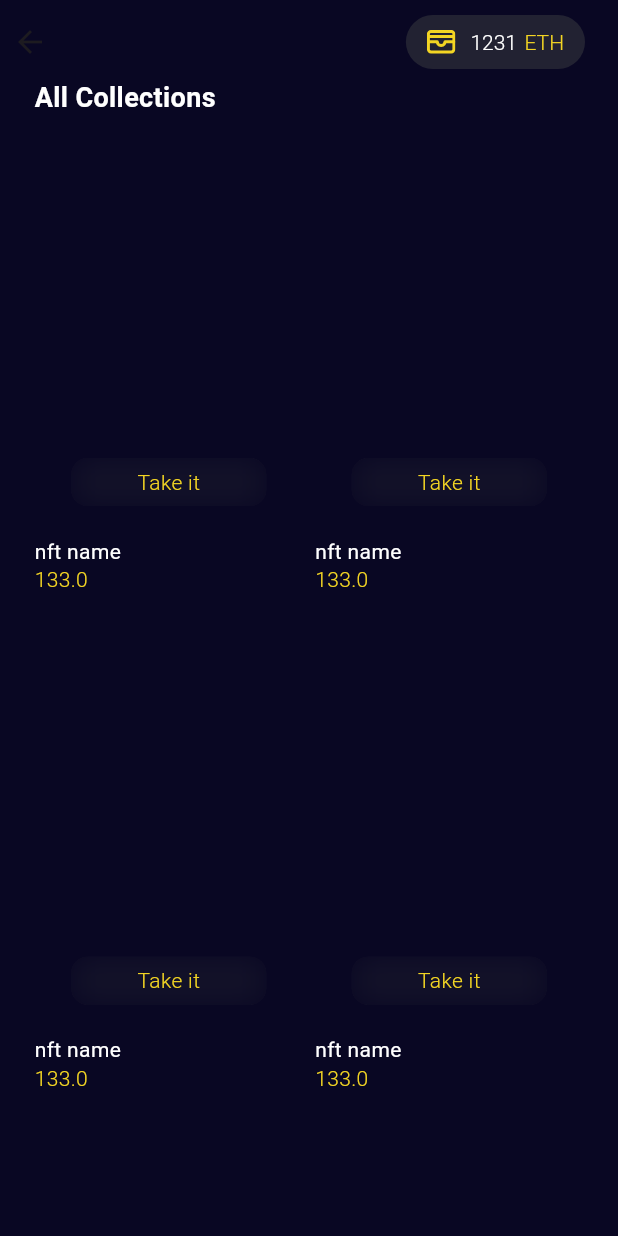
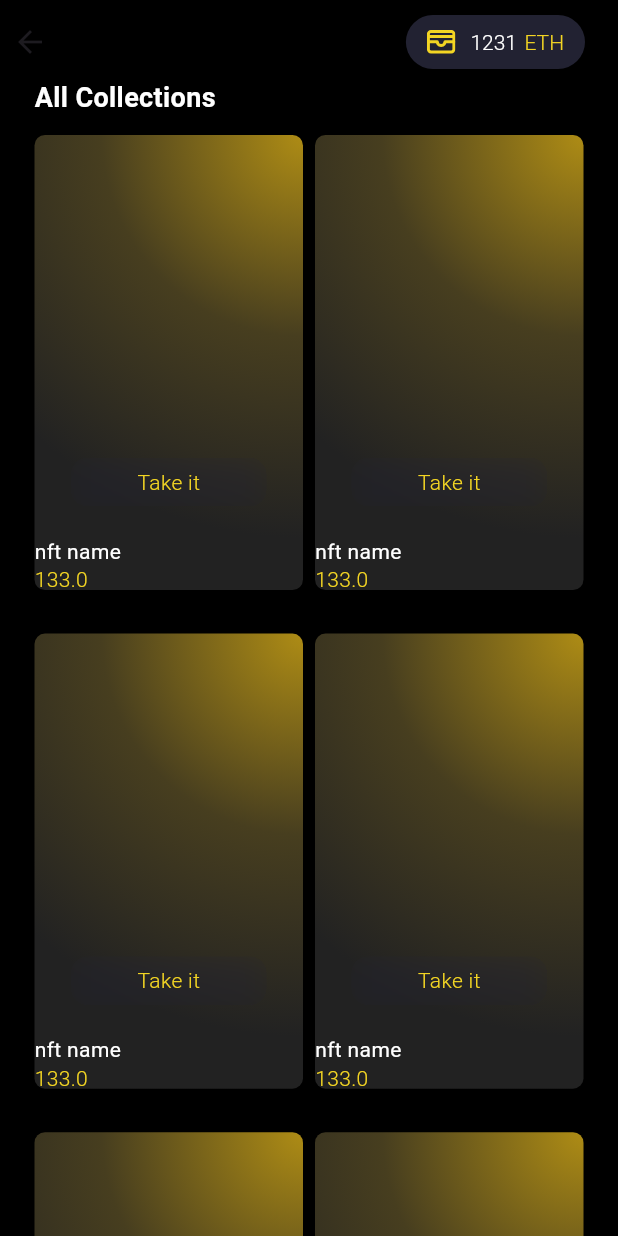
Before and after one commit to Jason1258t/BCSports-mobile, a Flutter app: the MarketScreen screen opened by its route, on a phone screen of 412 x 824 dp. Run offline on Flutter 3.47's test engine with Material 3 defaults, Android fonts, the phone set to English and light mode, and no system bars; our stand-ins replace bloc, firebase_auth, firebase_core, flutter_bloc, flutter_svg, flutter_switch and 4 more; missing offline and left inert: dart:ffi; accounts and stored records are empty; Roboto replaces fonts that are missing (Geologica).

Commit message:
added: app gradient

```diff
--- a/lib/app.dart
+++ b/lib/app.dart
@@ -1,5 +1,6 @@
 import 'package:bcsports_mobile/features/auth/bloc/app/app_cubit.dart';
 import 'package:bcsports_mobile/features/auth/ui/login_screen.dart';
+import 'package:bcsports_mobile/features/main/ui/main_screen.dart';
 import 'package:bcsports_mobile/features/profile/ui/profile_screen.dart';
 import 'package:bcsports_mobile/features/splash/splash_screen.dart';
 import 'package:bcsports_mobile/routes/routes.dart';
@@ -31,7 +32,7 @@ class AppStateWidget extends StatelessWidget {
   Widget build(BuildContext context) {
     return BlocBuilder<AppCubit, AppState>(builder: (context, state) {
       if (state is AppUnAuthState) return const LoginScreen();
-      if (state is AppAuthState) return const ProfileScreen();
+      if (state is AppAuthState) return const MainScreen();
       if (state is AppInitial) return const SplashScreen();
       return Container();
     });
--- a/lib/features/market/data/market_repository.dart
+++ b/lib/features/market/data/market_repository.dart
@@ -1,3 +1,9 @@
-class MarketRepository{
+import 'package:bcsports_mobile/models/market/nft_model.dart';
 
+class MarketRepository {
+  List<NftModel> nftList = [];
+
+  void loadNft() {
+
+  }
 }
--- a/lib/features/market/ui/market_screen.dart
+++ b/lib/features/market/ui/market_screen.dart
@@ -19,7 +19,7 @@ class _MarketScreenState extends State<MarketScreen> {
   @override
   Widget build(BuildContext context) {
     return Container(
-      color: AppColors.black_090723,
+      color: AppColors.black,
       child: SafeArea(
         child: Scaffold(
             backgroundColor: Colors.transparent,
@@ -28,7 +28,7 @@ class _MarketScreenState extends State<MarketScreen> {
                 SliverAppBar(
                     titleSpacing: 22,
                     leadingWidth: 22,
-                    backgroundColor: AppColors.black_090723,
+                    backgroundColor: AppColors.black,
                     surfaceTintColor: Colors.transparent,
                     elevation: 0,
                     floating: true,
--- a/lib/features/market/ui/widgets/nft_card.dart
+++ b/lib/features/market/ui/widgets/nft_card.dart
@@ -3,6 +3,7 @@ import 'dart:ui';
 import 'package:bcsports_mobile/models/market/nft_model.dart';
 import 'package:bcsports_mobile/utils/colors.dart';
 import 'package:bcsports_mobile/utils/fonts.dart';
+import 'package:bcsports_mobile/utils/gradients.dart';
 import 'package:flutter/material.dart';
 
 class MarketNftCard extends StatefulWidget {
@@ -18,6 +19,10 @@ class MarketNftCardState extends State<MarketNftCard> {
   @override
   Widget build(BuildContext context) {
     return Container(
+      decoration: BoxDecoration(
+        borderRadius: BorderRadius.circular(7),
+        gradient: AppGradients.orange
+      ),
       child: Column(
         crossAxisAlignment: CrossAxisAlignment.start,
         children: [
--- /dev/null
+++ b/lib/utils/gradients.dart
@@ -0,0 +1,8 @@
+import 'package:flutter/material.dart';
+
+class AppGradients {
+  static const RadialGradient orange = RadialGradient(
+    center: Alignment.topRight,
+    radius: 1.5,
+      colors: [Color(0xffAE8C15), Color(0xff473E1F), Color(0xff222222)]);
+}
```
